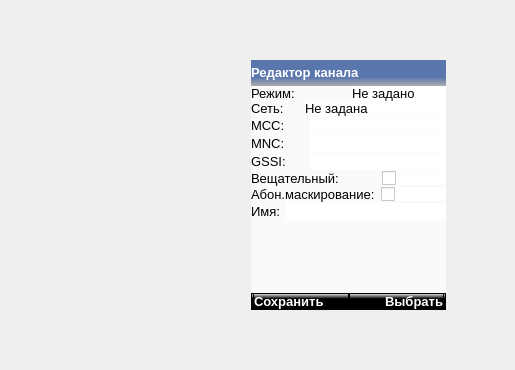
Old version of the form mainwindow.ui in the repository COOLIRON2311/azart-p; both pictures show x 0 to 515 and y 150 to 520 of the 515 by 989 pixel window.
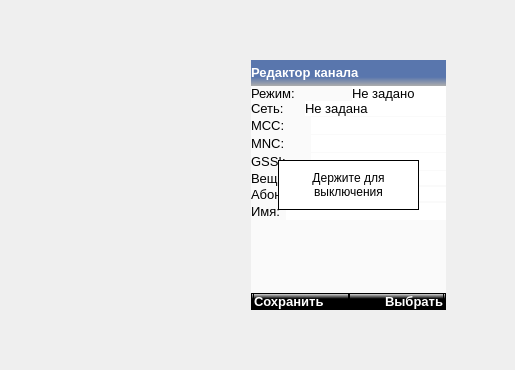
New version of the form. The open tabs and pages were chosen to show the change. Icons and pictures are not drawn.

Commit message: did a turning on/off

Diff of the .ui file:
```diff
--- a/mainwindow.ui
+++ b/mainwindow.ui
@@ -7638,6 +7638,43 @@
       </layout>
      </widget>
     </widget>
+    <widget class="QWidget" name="shutdown">
+     <widget class="QWidget" name="widget_30" native="true">
+      <property name="geometry">
+       <rect>
+        <x>28</x>
+        <y>100</y>
+        <width>141</width>
+        <height>50</height>
+       </rect>
+      </property>
+      <property name="styleSheet">
+       <string notr="true">#widget_30{
+	background: white;
+	border: 1px solid;
+}</string>
+      </property>
+      <layout class="QVBoxLayout" name="verticalLayout_46">
+       <item>
+        <widget class="QLabel" name="label_22">
+         <property name="sizePolicy">
+          <sizepolicy hsizetype="Expanding" vsizetype="Fixed">
+           <horstretch>0</horstretch>
+           <verstretch>0</verstretch>
+          </sizepolicy>
+         </property>
+         <property name="text">
+          <string>Держите для
+выключения</string>
+         </property>
+         <property name="alignment">
+          <set>Qt::AlignCenter</set>
+         </property>
+        </widget>
+       </item>
+      </layout>
+     </widget>
+    </widget>
    </widget>
   </widget>
   <widget class="QMenuBar" name="menuBar">
```
The commit also changes 2 other files.
